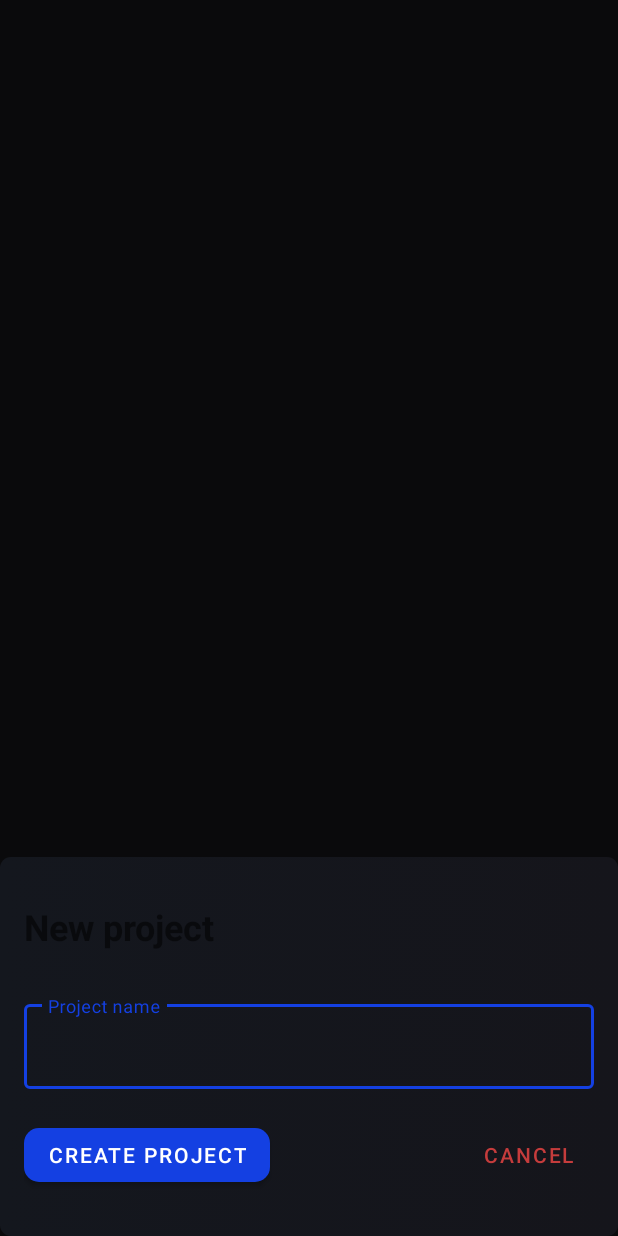
After one commit to jsbuddy/TasksMobile, an Android app: the NewProjectDialog screen opened through its navigation route, on a phone screen of 412 x 824 dp. The commit adds this screen. Run offline under Robolectric (Android 15) with nearby library versions, the phone set to English and light mode, and no system bars; our stand-ins replace Dagger/Hilt's generated code, FlexboxLayout, Timber; libraries missing offline, so code that uses them is left out: androidx.hilt.lifecycle; network calls fail; 1 statement that could not run was skipped.

Commit message:
feat: implement new project creation

```diff
--- a/app/src/main/java/com/example/tasks/data/ProjectRepository.kt
+++ b/app/src/main/java/com/example/tasks/data/ProjectRepository.kt
@@ -4,6 +4,7 @@ import com.example.tasks.data.db.dao.ProjectDao
 import com.example.tasks.data.db.entities.Project
 import com.example.tasks.data.db.entities.Task
 import com.example.tasks.data.network.ProjectAPI
+import com.example.tasks.data.network.payloads.CreateProjectPayload
 import javax.inject.Inject
 
 class ProjectRepository @Inject constructor(
@@ -20,5 +21,9 @@ class ProjectRepository @Inject constructor(
 
     fun getTasks(project: String) = projectDao.getTasks(project)
 
+    suspend fun deleteProjects() = projectDao.deleteProjects()
+
     suspend fun fetchProjects() = projectAPI.getProjects()
+
+    suspend fun createProject(name: CreateProjectPayload) = projectAPI.createProject(name)
 }
--- a/app/src/main/java/com/example/tasks/data/db/dao/ProjectDao.kt
+++ b/app/src/main/java/com/example/tasks/data/db/dao/ProjectDao.kt
@@ -21,4 +21,7 @@ interface ProjectDao {
 
     @Query("SELECT * FROM task WHERE project = :project")
     fun getTasks(project: String): Flow<List<Task>>
+
+    @Query("DELETE from project")
+    suspend fun deleteProjects()
 }
--- a/app/src/main/java/com/example/tasks/data/network/ProjectAPI.kt
+++ b/app/src/main/java/com/example/tasks/data/network/ProjectAPI.kt
@@ -1,5 +1,7 @@
 package com.example.tasks.data.network
 
+import com.example.tasks.data.network.payloads.CreateProjectPayload
+import com.example.tasks.data.network.responses.ProjectResponse
 import com.example.tasks.data.network.responses.ProjectsResponse
 import com.example.tasks.utils.Constants
 import okhttp3.OkHttpClient
@@ -7,11 +9,17 @@ import okhttp3.logging.HttpLoggingInterceptor
 import retrofit2.Response
 import retrofit2.Retrofit
 import retrofit2.converter.gson.GsonConverterFactory
+import retrofit2.http.Body
 import retrofit2.http.GET
+import retrofit2.http.POST
+
 
 interface ProjectAPI {
     @GET("projects")
     suspend fun getProjects(): Response<ProjectsResponse>
+
+    @POST("projects")
+    suspend fun createProject(@Body payload: CreateProjectPayload): Response<ProjectResponse>
 
     companion object {
         private val logger = HttpLoggingInterceptor().setLevel(HttpLoggingInterceptor.Level.BODY)
--- /dev/null
+++ b/app/src/main/java/com/example/tasks/data/network/payloads/CreateProjectPayload.kt
@@ -0,0 +1,5 @@
+package com.example.tasks.data.network.payloads
+
+data class CreateProjectPayload(
+    val name: String
+)
--- /dev/null
+++ b/app/src/main/java/com/example/tasks/data/network/responses/ProjectResponse.kt
@@ -0,0 +1,8 @@
+package com.example.tasks.data.network.responses
+
+import com.example.tasks.data.db.entities.Project
+
+data class ProjectResponse(
+    val success: Boolean,
+    val data: Project
+)
--- a/app/src/main/java/com/example/tasks/ui/MainActivity.kt
+++ b/app/src/main/java/com/example/tasks/ui/MainActivity.kt
@@ -19,9 +19,4 @@ class MainActivity : AppCompatActivity() {
 
         setSupportActionBar(binding.toolbar)
     }
-
-    override fun onCreateOptionsMenu(menu: Menu?): Boolean {
-        menuInflater.inflate(R.menu.main, menu)
-        return true
-    }
 }
--- /dev/null
+++ b/app/src/main/java/com/example/tasks/ui/dialogs/projects/NewProjectDialog.kt
@@ -0,0 +1,63 @@
+package com.example.tasks.ui.dialogs.projects
+
+import android.os.Bundle
+import android.view.LayoutInflater
+import android.view.View
+import android.view.ViewGroup
+import android.widget.Toast
+import androidx.fragment.app.viewModels
+import androidx.lifecycle.lifecycleScope
+import androidx.navigation.fragment.findNavController
+import com.example.tasks.databinding.DialogNewProjectBinding
+import com.google.android.material.bottomsheet.BottomSheetDialogFragment
+import com.google.android.material.snackbar.Snackbar
+import dagger.hilt.android.AndroidEntryPoint
+import kotlinx.coroutines.flow.collect
+
+@AndroidEntryPoint
+class NewProjectDialog : BottomSheetDialogFragment() {
+
+    private val viewModel: NewProjectViewModel by viewModels()
+    private lateinit var binding: DialogNewProjectBinding
+
+    override fun onCreateView(
+        inflater: LayoutInflater,
+        container: ViewGroup?,
+        savedInstanceState: Bundle?
+    ): View {
+        isCancelable = false
+        binding = DialogNewProjectBinding.inflate(inflater, container, false)
+        initialize()
+        return binding.root
+    }
+
+    private fun initialize() {
+        lifecycleScope.launchWhenStarted {
+            viewModel.uiState.collect {
+                when (it) {
+                    is NewProjectViewModel.UiState.Loading -> {
+                        binding.etName.isEnabled = false
+                        binding.btnCreate.isEnabled = false
+                        binding.btnClose.isEnabled = false
+                    }
+                    is NewProjectViewModel.UiState.Error -> {
+                        binding.etName.isEnabled = true
+                        binding.btnCreate.isEnabled = true
+                        binding.btnClose.isEnabled = true
+                        Snackbar.make(requireView(), it.message, Snackbar.LENGTH_SHORT).show()
+                    }
+                    is NewProjectViewModel.UiState.Success -> {
+                        findNavController().navigateUp()
+                    }
+                    else -> Unit
+                }
+            }
+        }
+        binding.btnClose.setOnClickListener { dismiss() }
+        binding.btnCreate.setOnClickListener {
+            binding.etName.text?.toString()?.let {
+                if (it.isNotEmpty()) viewModel.create(it)
+            }
+        }
+    }
+}
--- /dev/null
+++ b/app/src/main/java/com/example/tasks/ui/dialogs/projects/NewProjectViewModel.kt
@@ -0,0 +1,38 @@
+package com.example.tasks.ui.dialogs.projects
+
+import androidx.hilt.lifecycle.ViewModelInject
+import androidx.lifecycle.ViewModel
+import androidx.lifecycle.viewModelScope
+import com.example.tasks.data.ProjectRepository
+import com.example.tasks.data.network.payloads.CreateProjectPayload
+import kotlinx.coroutines.flow.MutableStateFlow
+import kotlinx.coroutines.flow.StateFlow
+import kotlinx.coroutines.launch
+
+class NewProjectViewModel @ViewModelInject constructor(
+    private val repository: ProjectRepository
+) : ViewModel() {
+
+    private val _uiState = MutableStateFlow<UiState>(UiState.Empty)
+    val uiState: StateFlow<UiState> = _uiState
+
+    sealed class UiState {
+        object Loading : UiState()
+        class Error(val message: String) : UiState()
+        object Empty : UiState()
+        object Success : UiState()
+    }
+
+    fun create(name: String) = viewModelScope.launch {
+        _uiState.value = UiState.Loading
+        val response = repository.createProject(CreateProjectPayload(name))
+        if (response.isSuccessful) {
+            response.body()?.let {
+                repository.insertProject(it.data)
+                _uiState.value = UiState.Success
+            }
+        } else {
+            _uiState.value = UiState.Error("Unable to create project, please try again")
+        }
+    }
+}
--- a/app/src/main/java/com/example/tasks/ui/projects/ProjectsFragment.kt
+++ b/app/src/main/java/com/example/tasks/ui/projects/ProjectsFragment.kt
@@ -1,12 +1,15 @@
 package com.example.tasks.ui.projects
 
 import android.os.Bundle
+import android.view.Menu
+import android.view.MenuInflater
+import android.view.MenuItem
 import android.view.View
-import android.widget.Toast
 import androidx.core.content.ContextCompat
 import androidx.fragment.app.Fragment
 import androidx.fragment.app.viewModels
 import androidx.lifecycle.lifecycleScope
+import androidx.navigation.fragment.findNavController
 import androidx.recyclerview.widget.LinearLayoutManager
 import com.example.tasks.R
 import com.example.tasks.adapters.ProjectRecyclerViewAdapter
@@ -15,7 +18,6 @@ import com.example.tasks.ui.MainActivity
 import com.google.android.material.snackbar.Snackbar
 import dagger.hilt.android.AndroidEntryPoint
 import kotlinx.coroutines.flow.collect
-import timber.log.Timber
 
 @AndroidEntryPoint
 class ProjectsFragment : Fragment(R.layout.fragment_projects) {
@@ -24,11 +26,31 @@ class ProjectsFragment : Fragment(R.layout.fragment_projects) {
     private val viewModel: ProjectsViewModel by viewModels()
     private lateinit var binding: FragmentProjectsBinding
 
+    override fun onCreate(savedInstanceState: Bundle?) {
+        super.onCreate(savedInstanceState)
+        setHasOptionsMenu(true)
+    }
+
     override fun onViewCreated(view: View, savedInstanceState: Bundle?) {
         super.onViewCreated(view, savedInstanceState)
         binding = FragmentProjectsBinding.bind(view)
         (requireActivity() as MainActivity).supportActionBar?.title = "Projects"
         initialize()
+    }
+
+    override fun onCreateOptionsMenu(menu: Menu, inflater: MenuInflater) {
+        super.onCreateOptionsMenu(menu, inflater)
+        menu.clear()
+        inflater.inflate(R.menu.main, menu)
+    }
+
+    override fun onOptionsItemSelected(item: MenuItem): Boolean {
+        when (item.itemId) {
+            R.id.action_new -> {
+                findNavController().navigate(R.id.action_projectsFragment_to_newProjectDialog)
+            }
+        }
+        return true
     }
 
     private fun initialize() {
--- a/app/src/main/java/com/example/tasks/ui/projects/ProjectsViewModel.kt
+++ b/app/src/main/java/com/example/tasks/ui/projects/ProjectsViewModel.kt
@@ -23,6 +23,7 @@ class ProjectsViewModel @ViewModelInject constructor(
         val response = repository.fetchProjects()
         if (response.isSuccessful) {
             response.body()?.let {
+                repository.deleteProjects()
                 repository.insertProjects(it.data)
             }
         }
--- /dev/null
+++ b/app/src/main/res/layout/dialog_new_project.xml
@@ -0,0 +1,62 @@
+<?xml version="1.0" encoding="utf-8"?>
+
+<ScrollView xmlns:android="http://schemas.android.com/apk/res/android"
+    xmlns:app="http://schemas.android.com/apk/res-auto"
+    android:layout_width="match_parent"
+    android:layout_height="match_parent">
+
+    <LinearLayout
+        android:layout_width="match_parent"
+        android:layout_height="wrap_content"
+        android:background="@drawable/list_project_bg"
+        android:orientation="vertical"
+        android:paddingHorizontal="16dp"
+        android:paddingVertical="30dp">
+
+        <TextView
+            android:layout_width="wrap_content"
+            android:layout_height="wrap_content"
+            android:layout_marginBottom="30dp"
+            android:text="@string/new_project"
+            android:textSize="24sp"
+            android:textStyle="bold" />
+
+        <com.google.android.material.textfield.TextInputLayout
+            style="@style/Widget.MaterialComponents.TextInputLayout.OutlinedBox"
+            android:layout_width="match_parent"
+            android:layout_height="wrap_content"
+            android:layout_marginBottom="20dp"
+            android:hint="@string/project_name">
+
+            <com.google.android.material.textfield.TextInputEditText
+                android:id="@+id/et_name"
+                android:layout_width="match_parent"
+                android:layout_height="wrap_content"
+                android:singleLine="true" />
+
+        </com.google.android.material.textfield.TextInputLayout>
+
+        <com.google.android.flexbox.FlexboxLayout
+            android:layout_width="match_parent"
+            android:layout_height="wrap_content"
+            app:alignItems="center"
+            app:justifyContent="space_between">
+
+            <com.google.android.material.button.MaterialButton
+                android:id="@+id/btn_create"
+                android:layout_width="wrap_content"
+                android:layout_height="wrap_content"
+                android:elevation="0dp"
+                android:text="@string/create_project"
+                android:textColor="@color/white" />
+
+            <com.google.android.material.button.MaterialButton
+                android:id="@+id/btn_close"
+                style="@style/Widget.MaterialComponents.Button.TextButton"
+                android:layout_width="wrap_content"
+                android:layout_height="wrap_content"
+                android:text="@string/cancel"
+                android:textColor="@color/red" />
+        </com.google.android.flexbox.FlexboxLayout>
+    </LinearLayout>
+</ScrollView>
--- a/app/src/main/res/navigation/nav_graph.xml
+++ b/app/src/main/res/navigation/nav_graph.xml
@@ -9,5 +9,13 @@
         android:id="@+id/projectsFragment"
         android:name="com.example.tasks.ui.projects.ProjectsFragment"
         android:label="fragment_projects"
-        tools:layout="@layout/fragment_projects" />
+        tools:layout="@layout/fragment_projects" >
+        <action
+            android:id="@+id/action_projectsFragment_to_newProjectDialog"
+            app:destination="@id/newProjectDialog" />
+    </fragment>
+    <dialog
+        android:id="@+id/newProjectDialog"
+        android:name="com.example.tasks.ui.dialogs.projects.NewProjectDialog"
+        android:label="NewProjectDialog" />
 </navigation>
--- a/app/src/main/res/values-night/themes.xml
+++ b/app/src/main/res/values-night/themes.xml
@@ -12,6 +12,20 @@
         <!-- Status bar color. -->
         <item name="android:statusBarColor" tools:targetApi="l">@color/windowBackground</item>
         <!-- Customize your theme here. -->
+        <item name="colorSurface">@color/surfaceBackground</item>
         <item name="android:windowBackground">@color/windowBackground</item>
+        <item name="shapeAppearanceMediumComponent">@style/Theme.Tasks.ShapeAppearanceOverlay</item>
+        <item name="shapeAppearanceLargeComponent">@style/Theme.Tasks.ShapeAppearanceOverlay</item>
+        <item name="shapeAppearanceOverlay">@style/Theme.Tasks.ShapeAppearanceOverlay</item>
+    </style>
+
+    <style name="Theme.Tasks.NoActionBar">
+        <item name="windowActionBar">false</item>
+        <item name="windowNoTitle">true</item>
+    </style>
+
+    <style name="Theme.Tasks.ShapeAppearanceOverlay">
+        <item name="cornerSize">10dp</item>
+        <item name="cornerFamilyTopLeft">rounded</item>
     </style>
 </resources>
--- a/app/src/main/res/values/colors.xml
+++ b/app/src/main/res/values/colors.xml
@@ -5,9 +5,11 @@
     <color name="teal_700">#FF018786</color>
     <color name="black">#FF000000</color>
     <color name="white">#FFFFFFFF</color>
+    <color name="red">#C53C3C</color>
 
     <color name="muted">#0DFFFFFF</color>
     <color name="windowBackground">#0A0A0C</color>
     <color name="popupBackground">#1E1E25</color>
+    <color name="surfaceBackground">#14171E</color>
     <color name="cardBackground">#16161B</color>
 </resources>
--- a/app/src/main/res/values/strings.xml
+++ b/app/src/main/res/values/strings.xml
@@ -2,4 +2,7 @@
     <string name="app_name">Tasks</string>
     <string name="new_project">New project</string>
     <string name="no_deadline">No deadline</string>
+    <string name="create_project">Create project</string>
+    <string name="cancel">Cancel</string>
+    <string name="project_name">Project name</string>
 </resources>
--- a/app/src/main/res/values/themes.xml
+++ b/app/src/main/res/values/themes.xml
@@ -11,11 +11,31 @@
         <!-- Status bar color. -->
         <item name="android:statusBarColor" tools:targetApi="l">@color/windowBackground</item>
         <!-- Customize your theme here. -->
+        <item name="colorSurface">@color/surfaceBackground</item>
         <item name="android:windowBackground">@color/windowBackground</item>
+        <item name="shapeAppearanceMediumComponent">@style/Theme.Tasks.ShapeAppearanceOverlay</item>
+        <item name="shapeAppearanceLargeComponent">@style/Theme.Tasks.ShapeAppearanceOverlay</item>
+        <item name="shapeAppearanceOverlay">@style/Theme.Tasks.ShapeAppearanceOverlay</item>
+        <item name="bottomSheetDialogTheme">@style/Theme.Tasks.BottomSheet</item>
     </style>
 
     <style name="Theme.Tasks.NoActionBar">
         <item name="windowActionBar">false</item>
         <item name="windowNoTitle">true</item>
     </style>
+
+    <style name="Theme.Tasks.BottomSheet">
+        <item name="background">@color/primary</item>
+    </style>
+
+    <!--    <style name="Theme.Tasks.AppBarOverlay" parent="ThemeOverlay.AppCompat.Dark.ActionBar">-->
+    <!--        <item name="backgroundColor">@color/white</item>-->
+    <!--    </style>-->
+
+    <!--    <style name="Theme.Tasks.PopupOverlay" parent="ThemeOverlay.AppCompat.Light" />-->
+
+    <style name="Theme.Tasks.ShapeAppearanceOverlay">
+        <item name="cornerSize">10dp</item>
+        <item name="cornerFamilyTopLeft">rounded</item>
+    </style>
 </resources>
```
